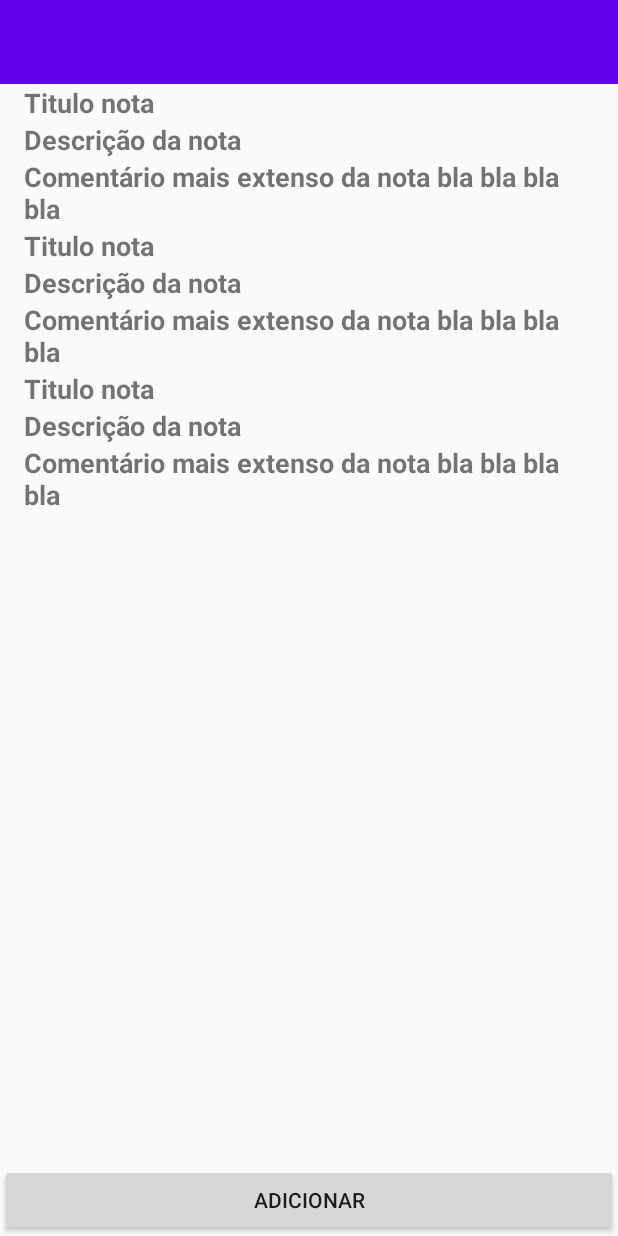
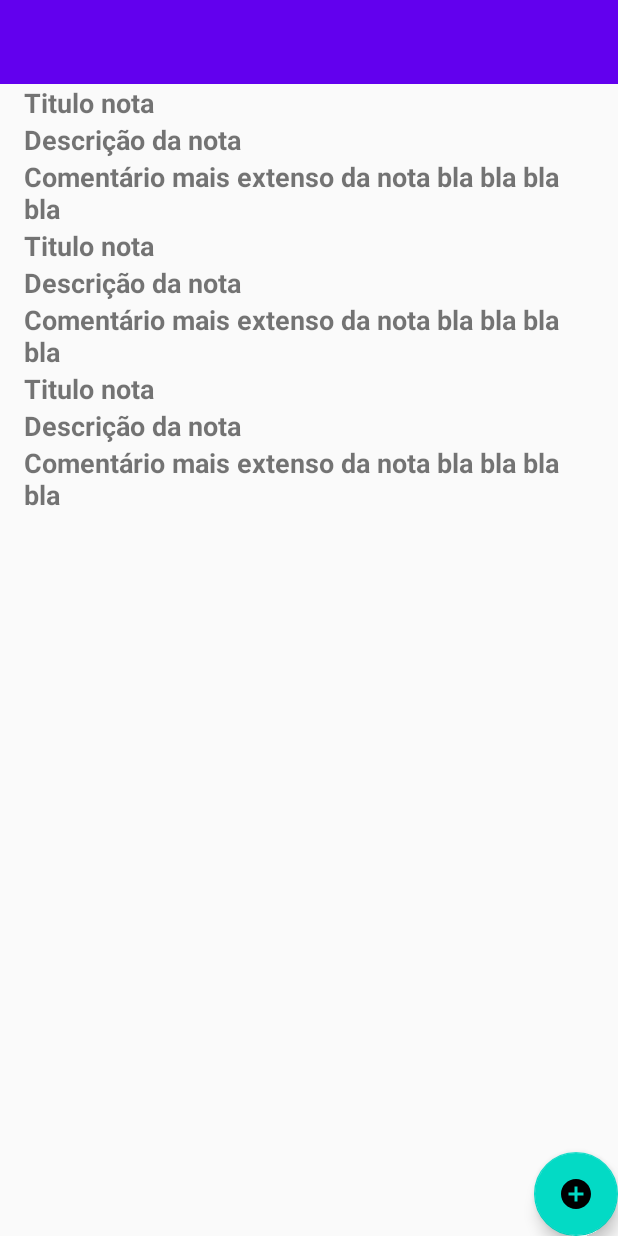
Before and after one commit to danilovalerio/mynotes_mvvm, an Android app: the layout activity_notas.xml on its own in the app's theme, with its tools: preview values and no code run, on a phone screen of 412 x 824 dp. Run offline under Robolectric (Android 15) with nearby library versions, the phone set to English and light mode, and no system bars.

Commit message:
Adição do flat action button

```diff
--- a/app/build.gradle
+++ b/app/build.gradle
@@ -48,4 +48,5 @@ dependencies {
     kapt 'android.arch.persistence.room:compiler:1.1.1'
 
     implementation "org.jetbrains.kotlinx:kotlinx-coroutines-android:0.27.0-eap13"
+    implementation 'com.google.android.material:material:1.0.0'
 }
--- a/app/src/main/java/projetos/danilo/mynotesmvvm/ui/addNotas/AdicionarNotasActivity.kt
+++ b/app/src/main/java/projetos/danilo/mynotesmvvm/ui/addNotas/AdicionarNotasActivity.kt
@@ -19,13 +19,14 @@ class AdicionarNotasActivity : BaseActivity() {
         configurarToolbar(toolbarPrincipal, R.string.titulo_adicao, true)
 
         btn_adicionar.setOnClickListener {
-            Log.i("BOTAO", "clique no botao adicionar")
-            val notaNova = Nota(1, et_tituloNota.text.toString(), "nota criada")
-
             val returnIntent = Intent()
             returnIntent.putExtra(EXTRA_TITULO, et_tituloNota.text.toString())
             setResult(Activity.RESULT_OK, returnIntent)
 
+            finish()
+        }
+
+        btn_cancelar.setOnClickListener {
             finish()
         }
 
--- a/app/src/main/java/projetos/danilo/mynotesmvvm/ui/notas/NotasActivity.kt
+++ b/app/src/main/java/projetos/danilo/mynotesmvvm/ui/notas/NotasActivity.kt
@@ -58,7 +58,7 @@ class NotasActivity : BaseActivity() {
         })
 
         //todo: Capturar clique do botão
-        btn_adicionar_nota.setOnClickListener {
+        floatingActionButton.setOnClickListener {
             val intent = Intent(this, AdicionarNotasActivity::class.java)
             startActivityForResult(intent, ACTIVITY_ADICIONAR_NOTA_REQUEST)
         }
--- a/app/src/main/java/projetos/danilo/mynotesmvvm/ui/notas/NotasViewModel.kt
+++ b/app/src/main/java/projetos/danilo/mynotesmvvm/ui/notas/NotasViewModel.kt
@@ -1,6 +1,7 @@
 package projetos.danilo.mynotesmvvm.ui.notas
 
 import android.content.Context
+import android.os.AsyncTask
 import androidx.lifecycle.MutableLiveData
 import androidx.lifecycle.ViewModel
 import projetos.danilo.mynotesmvvm.data.model.Nota
@@ -27,6 +28,8 @@ class NotasViewModel : ViewModel() {
         notasLiveData.value = database.getAllNotas()
     }
 
+
+    //todo: Remover quando concluir
 //    fun createFakeNotas() {
 //        notas.add(Nota(1, "Nota 1", "Comprar item 1", null))
 //        notas.add(Nota(2, "Nota 2", "Comprar item 2", "Com comentário de teste 2"))
--- /dev/null
+++ b/app/src/main/res/drawable/ic_add_circle.xml
@@ -0,0 +1,9 @@
+<vector xmlns:android="http://schemas.android.com/apk/res/android"
+        android:width="24dp"
+        android:height="24dp"
+        android:viewportWidth="24.0"
+        android:viewportHeight="24.0">
+    <path
+        android:fillColor="#FF000000"
+        android:pathData="M12,2C6.48,2 2,6.48 2,12s4.48,10 10,10 10,-4.48 10,-10S17.52,2 12,2zM17,13h-4v4h-2v-4L7,13v-2h4L11,7h2v4h4v2z"/>
+</vector>
--- a/app/src/main/res/layout/activity_notas.xml
+++ b/app/src/main/res/layout/activity_notas.xml
@@ -13,6 +13,17 @@
         app:layout_constraintEnd_toEndOf="parent"
         app:layout_constraintStart_toStartOf="parent"
         app:layout_constraintTop_toTopOf="parent" />
+
+
+    <com.google.android.material.floatingactionbutton.FloatingActionButton
+        android:id="@+id/floatingActionButton"
+        android:layout_width="wrap_content"
+        android:layout_height="wrap_content"
+        android:clickable="true"
+        android:src="@drawable/ic_add_circle"
+        app:layout_constraintEnd_toEndOf="parent"
+        app:layout_constraintBottom_toBottomOf="parent"
+        />
 
     <!--  Exibe o 1 filho dele por padrão  -->
     <ViewFlipper
@@ -47,15 +58,14 @@
 
     </ViewFlipper>
 
-    <Button
-        android:id="@+id/btn_adicionar_nota"
-        android:layout_width="0dp"
-        android:layout_height="wrap_content"
-        android:text="@string/texto_botao_adicionar"
-        app:layout_constraintBottom_toBottomOf="parent"
-        app:layout_constraintStart_toStartOf="parent"
-        app:layout_constraintEnd_toEndOf="parent"
-        android:gravity="center"/>
-
+    <!--    <Button-->
+<!--        android:id="@+id/btn_adicionar_nota"-->
+<!--        android:layout_width="0dp"-->
+<!--        android:layout_height="wrap_content"-->
+<!--        android:text="@string/texto_botao_adicionar"-->
+<!--        app:layout_constraintBottom_toBottomOf="parent"-->
+<!--        app:layout_constraintStart_toStartOf="parent"-->
+<!--        app:layout_constraintEnd_toEndOf="parent"-->
+<!--        android:gravity="center"/>-->
 
 </androidx.constraintlayout.widget.ConstraintLayout>
```
